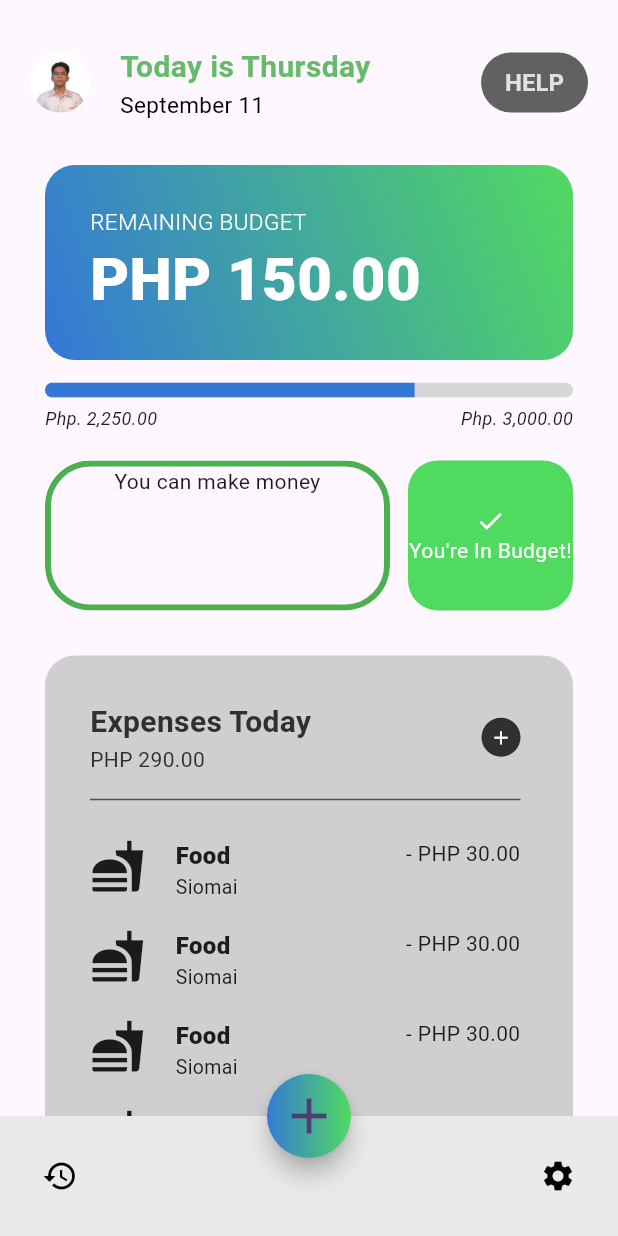
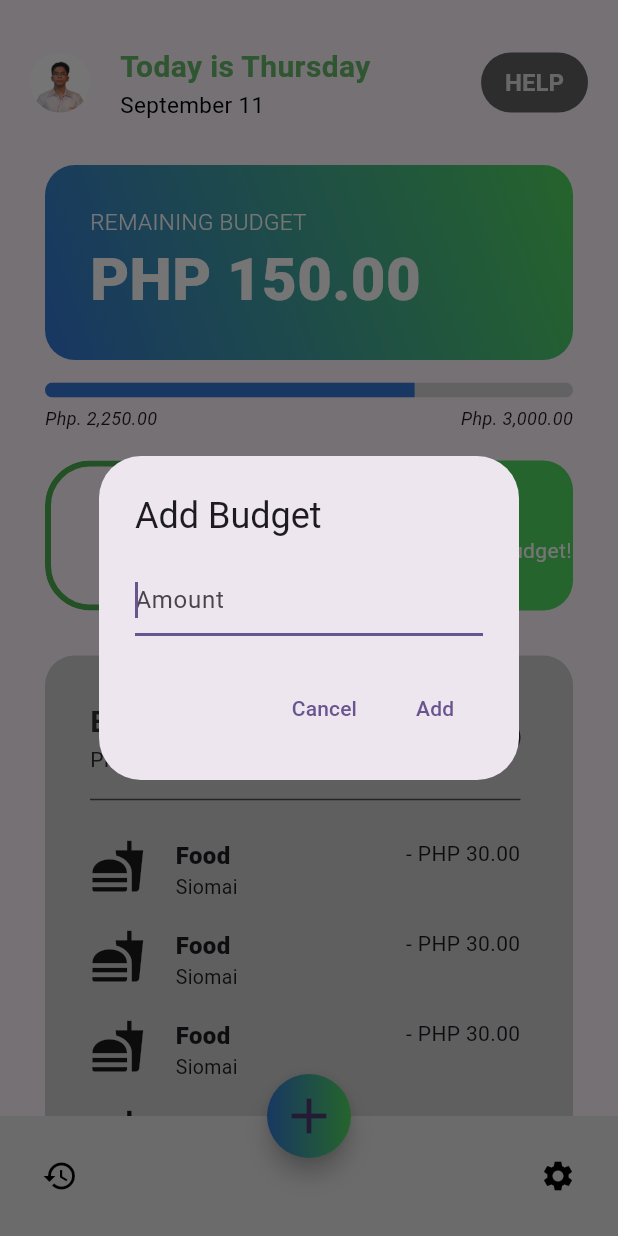
Before and after one commit to Yebione/badyet, a Flutter app: the screen it shows after launch, after a tap on the "add" icon, on a phone screen of 412 x 824 dp. Run offline on Flutter 3.47's test engine with Material 2 defaults, Android fonts, the phone set to English and light mode, and no system bars; missing offline and left inert: dart:js_util.

Commit message:
AddBudget Dialog

```diff
--- a/lib/screens/home.dart
+++ b/lib/screens/home.dart
@@ -1,4 +1,3 @@
-
 import 'package:badyet/widgets/AiTips.dart';
 import 'package:badyet/widgets/ExpenseItem.dart';
 import 'package:badyet/widgets/Header.dart';
@@ -9,9 +8,14 @@ import 'package:badyet/widgets/BottomNavbar.dart';
 
 import 'package:flutter/material.dart';
 
-class badyetHome extends StatelessWidget {
+class badyetHome extends StatefulWidget {
   const badyetHome({super.key});
 
+  @override
+  State<badyetHome> createState() => _badyetHome();
+}
+
+class _badyetHome extends State<badyetHome> {
   @override
   Widget build(BuildContext context) {
     return Scaffold(
@@ -75,7 +79,6 @@ class badyetHome extends StatelessWidget {
       // For Add Expense Button
       floatingActionButtonLocation: FloatingActionButtonLocation.centerDocked,
       bottomNavigationBar: BottomNavbar(), // For Bottom Navigation
-
     );
   }
 }
--- a/lib/widgets/AddButton.dart
+++ b/lib/widgets/AddButton.dart
@@ -1,19 +1,64 @@
+import 'dart:js_util';
+
 import 'package:flutter/material.dart';
 
-class AddExpenseButton extends StatelessWidget {
+void Toast(BuildContext context, String text) {
+  ScaffoldMessenger.of(context).showSnackBar(SnackBar(
+    content: Text(text),
+  ));
+}
+
+void ShowDialog(BuildContext context, TextEditingController controller) {
+  void AddBudget() {
+    Toast(context, controller.text);
+    Navigator.of(context).pop();
+  }
+
+  void Cancel() {
+    Navigator.of(context).pop();
+  }
+
+  showDialog(
+      context: context,
+      builder: (context) => AlertDialog(
+            title: Text("Add Budget"),
+            content: TextField(
+              controller: controller,
+              autofocus: true,
+              decoration: InputDecoration(hintText: 'Amount'),
+            ),
+            actions: [
+              TextButton(onPressed: Cancel, child: Text('Cancel')),
+              TextButton(onPressed: AddBudget, child: Text('Add'))
+            ],
+          ));
+}
+
+class AddExpenseButton extends StatefulWidget {
   const AddExpenseButton({super.key});
 
   @override
+  State<AddExpenseButton> createState() => _AddExpenseButton();
+}
+
+class _AddExpenseButton extends State<AddExpenseButton> {
+  final addBudgetController = TextEditingController();
+
+  @override
+  void dispose() {
+    addBudgetController.dispose();
+    super.dispose();
+  }
+
+  @override
   Widget build(BuildContext context) {
-    return
-      FloatingActionButton(
+    return FloatingActionButton(
       onPressed: () {
-
+        ShowDialog(context, addBudgetController);
       },
       backgroundColor: Colors.transparent,
       shape: CircleBorder(eccentricity: 0.0),
       child: Container(
-
         width: 80,
         height: 80,
         child: Icon(
```
Lines whose indentation alone changed are shown as unchanged.
